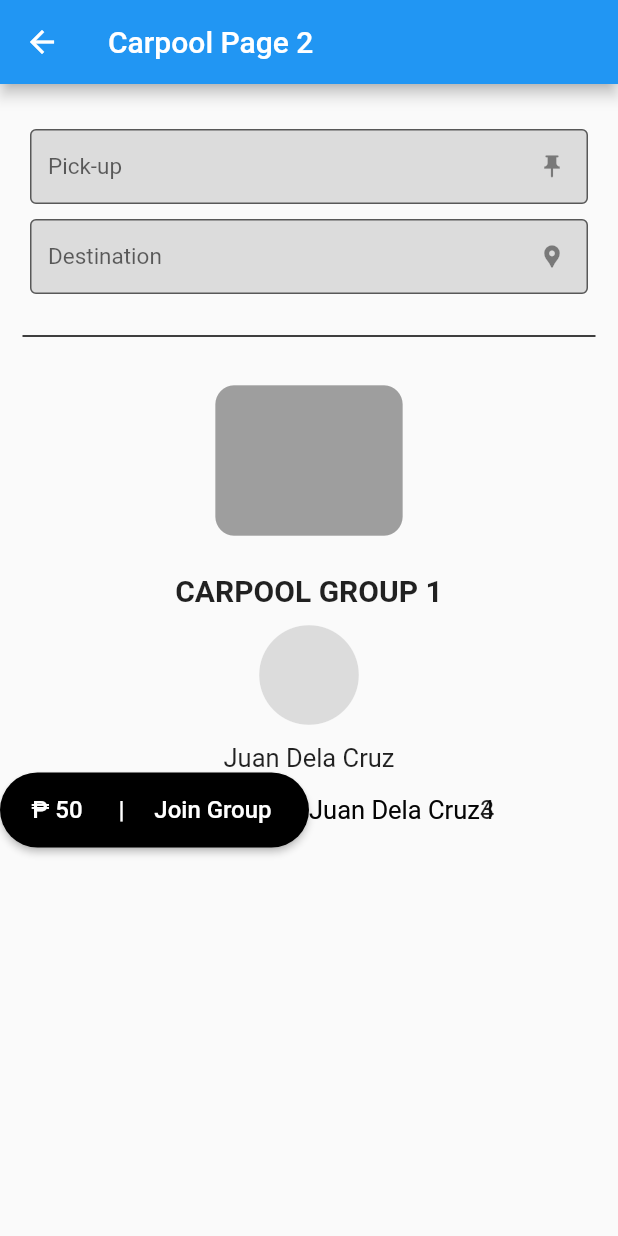
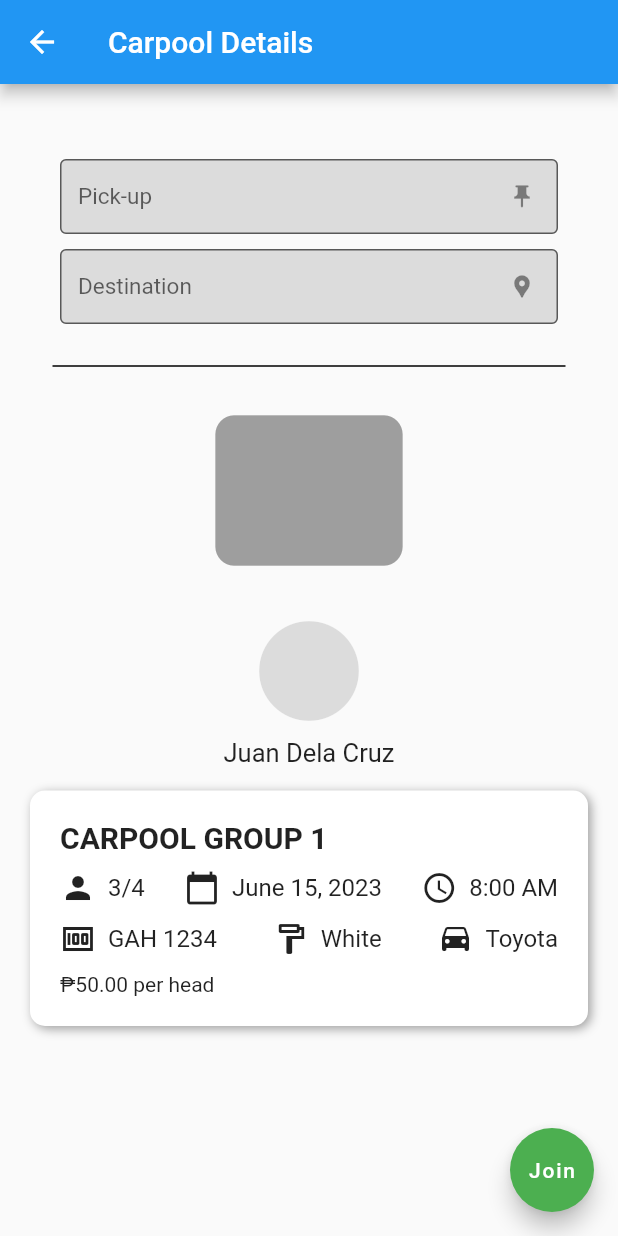
Before and after one commit to RiftNT/sakyahe, a Flutter app: the CarpoolScreen2 screen opened directly, on a phone screen of 412 x 824 dp. Run offline on Flutter 3.47's test engine with Material 2 defaults, Android fonts, the phone set to English and light mode, and no system bars; our stand-ins replace cloud_firestore, country_picker, firebase_auth, firebase_core, pinput; accounts and stored records are empty.

Commit message:
added: customIconText, refactored: customButton, carpoolpage2

```diff
--- a/lib/screens/carpool_screen_2.dart
+++ b/lib/screens/carpool_screen_2.dart
@@ -1,5 +1,7 @@
 import 'package:flutter/material.dart';
 import 'package:sakyahe/widgets/custom_button.dart';
+
+import '../widgets/custom_icontext.dart';
 
 class CarpoolScreen2 extends StatefulWidget {
   const CarpoolScreen2({super.key});
@@ -9,6 +11,29 @@ class CarpoolScreen2 extends StatefulWidget {
 }
 
 class _CarpoolScreen2State extends State<CarpoolScreen2> {
+  bool isJoined = false;
+
+  void _toggleJoinGroup() {
+    setState(() {
+      isJoined = !isJoined;
+    });
+  }
+
+  Widget _buildChatButton() {
+    if (isJoined) {
+      return CustomButton(
+        text: 'Chat',
+        bgColor: Colors.blue,
+        onPressed: () {
+          // chat page
+        },
+        textColor: Colors.white,
+      );
+    } else {
+      return Container();
+    }
+  }
+
   @override
   Widget build(BuildContext context) {
     Widget PinLocation = Column(
@@ -63,13 +88,6 @@ class _CarpoolScreen2State extends State<CarpoolScreen2> {
           size: 150,
           color: Colors.grey,
         ),
-        Text(
-          'CARPOOL GROUP 1',
-          style: TextStyle(
-            fontSize: 20,
-            fontWeight: FontWeight.bold,
-          ),
-        ),
         SizedBox(height: 5),
         Icon(
           //dako mukuha ug spacing, di mapadako ang width
@@ -88,63 +106,91 @@ class _CarpoolScreen2State extends State<CarpoolScreen2> {
       ],
     );
 
-    Widget GroupDetails = Column(
-      //kani idk na
-      children: [
-        Container(
-          child: Row(
-            children: [
-              Expanded(
-                child: SizedBox(
-                  height: 50,
-                  child: CustomButton(
-                    onPressed: () {
-                      Navigator.pushNamed(context, '');
-                    },
-                    text: "₱ 50      |     Join Group ",
-                  ),
-                ),
-              ),
-              Expanded(
-                child: Stack(
-                  alignment: Alignment.centerLeft,
-                  children: const [
-                    Text(
-                      'Juan Dela Cruz3',
-                      style: TextStyle(
-                        fontSize: 17,
-                        // fontWeight: FontWeight.bold,
-                      ),
-                    ),
-                    Text(
-                      'Juan Dela Cruz4',
-                      style: TextStyle(
-                        fontSize: 17,
-                        // fontWeight: FontWeight.bold,
-                      ),
+    Widget groupDetails = Container(
+      margin: const EdgeInsets.only(top: 15),
+      padding: const EdgeInsets.all(20),
+      decoration: BoxDecoration(
+        color: Colors.white,
+        borderRadius: BorderRadius.circular(10),
+        boxShadow: const [
+          BoxShadow(
+            color: Colors.grey,
+            blurRadius: 5,
+            offset: Offset(2, 2),
           ),
         ],
       ),
+      child: Center(
+        child: Column(
+          crossAxisAlignment: CrossAxisAlignment.start,
+          children: [
+            Row(
+              mainAxisAlignment: MainAxisAlignment.spaceBetween,
+              children: [
+                const Text(
+                  'CARPOOL GROUP 1',
+                  style: TextStyle(
+                    fontSize: 20,
+                    fontWeight: FontWeight.bold,
+                  ),
+                ),
+                _buildChatButton(),
+              ]
+            ),
+
+            const SizedBox(height: 10),
+            Row(
+              mainAxisAlignment: MainAxisAlignment.spaceBetween,
+              children: [
+                CustomIconText(
+                  icon: Icons.person,
+                  text: '3/4',
+                ),
+                CustomIconText(
+                  icon: Icons.calendar_today,
+                  text: 'June 15, 2023',
+                ),
+                CustomIconText(
+                  icon: Icons.access_time,
+                  text: '8:00 AM',
                 ),
               ],
             ),
+            const SizedBox(height: 10),
+            Row(
+              mainAxisAlignment: MainAxisAlignment.spaceBetween,
+              children: [
+                CustomIconText(
+                  icon: Icons.money,
+                  text: 'GAH 1234'
                 ),
+                CustomIconText(icon: Icons.format_paint_outlined, text: 'White'),
+                CustomIconText(icon: Icons.drive_eta, text: 'Toyota'),
               ],
-    );
-
-    return Scaffold(
-      appBar: AppBar(
-        title: const Text('Carpool Page 2'),
             ),
-      body: SingleChildScrollView(
-        child: Column(
-          children: [
-            PinLocation,
-            MapImageAndGroupName,
-            GroupDetails,
+            const SizedBox(height: 10),
+            const Text('₱50.00 per head')
           ],
         ),
       ),
     );
+    return Scaffold(
+      appBar: AppBar(
+        title: const Text('Carpool Details'),
+      ),
+      body: ListView(
+        padding: const EdgeInsets.all(20),
+        children: [
+          PinLocation,
+          MapImageAndGroupName,
+          groupDetails,
+        ],
+      ),
+      floatingActionButton: FloatingActionButton(
+        onPressed: _toggleJoinGroup,
+        backgroundColor: isJoined ? Colors.red : Colors.green,
+        child: isJoined ? const Text('Leave') : const Text('Join'),
+      ),
+    );
   }
 }
--- a/lib/screens/home_screen.dart
+++ b/lib/screens/home_screen.dart
@@ -1,7 +1,6 @@
 import 'package:cloud_firestore/cloud_firestore.dart';
 import 'package:firebase_auth/firebase_auth.dart';
 import 'package:flutter/material.dart';
-import 'package:sakyahe/screens/nav.dart';
 import 'package:sakyahe/screens/welcome_screen.dart';
 
 import '../widgets/custom_button.dart';
@@ -58,6 +57,8 @@ class _HomeScreenState extends State<HomeScreen> {
                   height: 50,
                   child: CustomButton(
                     text: "Logout",
+                    bgColor: Colors.blue,
+                    textColor: Colors.white,
                     onPressed: () async {
                       await FirebaseAuth.instance.signOut();
                       Navigator.pushAndRemoveUntil(
--- a/lib/screens/login_screen.dart
+++ b/lib/screens/login_screen.dart
@@ -156,6 +156,8 @@ class _LoginScreenState extends State<LoginScreen> {
                   height: 50,
                   child: CustomButton(
                     text: "Next",
+                    bgColor: Colors.blue,
+                    textColor: Colors.white,
                     onPressed: () async {
                       if (_formKey.currentState!.validate()) {
                         try {
--- a/lib/screens/otp_screen.dart
+++ b/lib/screens/otp_screen.dart
@@ -85,6 +85,8 @@ class _OtpScreenState extends State<OtpScreen> {
                   height: 50,
                   child: CustomButton(
                     text: "Verify",
+                    bgColor: Colors.blue,
+                    textColor: Colors.white,
                     onPressed: () async {
                       try {
                         PhoneAuthCredential credential = PhoneAuthProvider.credential(verificationId: widget.verify, smsCode: otpCode);
--- a/lib/screens/register_screen.dart
+++ b/lib/screens/register_screen.dart
@@ -155,7 +155,10 @@ class _RegisterScreenState extends State<RegisterScreen> {
                 SizedBox(
                   width: double.infinity,
                   height: 50,
-                  child: CustomButton(text: "Next",
+                  child: CustomButton(
+                    text: "Next",
+                    bgColor: Colors.blue,
+                    textColor: Colors.white,
                     onPressed: () async {
                       if (_formKey.currentState!.validate()) {
                         try {
--- a/lib/screens/user_info_screen.dart
+++ b/lib/screens/user_info_screen.dart
@@ -61,6 +61,8 @@ class _UserInfoScreenState extends State<UserInfoScreen> {
                   height: 50,
                   child: CustomButton(
                     text: "Submit",
+                    bgColor: Colors.blue,
+                    textColor: Colors.white,
                     onPressed: () async {
                       if (_formKey.currentState!.validate()) {
                         final user = _auth.currentUser;
@@ -71,7 +73,11 @@ class _UserInfoScreenState extends State<UserInfoScreen> {
                           await _firestore
                               .collection('users')
                               .doc(uid)
-                              .set({'name': name, 'phoneNumber': phoneNumber});
+                              .set({
+                                'name': name,
+                                'phoneNumber': phoneNumber,
+                                'type': 'student'
+                              });
                           Navigator.push(
                             context,
                             MaterialPageRoute(
--- a/lib/screens/welcome_screen.dart
+++ b/lib/screens/welcome_screen.dart
@@ -49,6 +49,8 @@ class _WelcomeScreenState extends State<WelcomeScreen> {
                       child: SizedBox(
                         height: 50,
                         child: CustomButton(
+                          bgColor: Colors.blue,
+                          textColor: Colors.white,
                           onPressed: () {
                             Navigator.pushNamed(context, 'register');
                           },
@@ -65,6 +67,8 @@ class _WelcomeScreenState extends State<WelcomeScreen> {
                             Navigator.pushNamed(context, 'login');
                           },
                           text: "Login",
+                          bgColor: Colors.blue,
+                          textColor: Colors.white,
                         ),
                       ),
                     ),
--- a/lib/widgets/custom_button.dart
+++ b/lib/widgets/custom_button.dart
@@ -1,19 +1,28 @@
-// import 'package:flutter/src/widgets/framework.dart';
-// import 'package:flutter/src/widgets/placeholder.dart';
+import 'dart:ui';
+
 import 'package:flutter/material.dart';
 
 class CustomButton extends StatelessWidget {
   final String text;
   final VoidCallback onPressed;
-  const CustomButton({super.key, required this.text, required this.onPressed});
+  final Color bgColor;
+  final Color textColor;
+
+  const CustomButton({
+    Key? key,
+    required this.text,
+    required this.onPressed,
+    required this.bgColor,
+    required this.textColor,
+  }) : super(key: key);
 
   @override
   Widget build(BuildContext context) {
     return ElevatedButton(
       onPressed: onPressed,
       style: ButtonStyle(
-        foregroundColor: MaterialStateProperty.all<Color>(Colors.white),
-        backgroundColor: MaterialStateProperty.all<Color>(Colors.black),
+        foregroundColor: MaterialStateProperty.all<Color>(textColor),
+        backgroundColor: MaterialStateProperty.all<Color>(bgColor),
         shape: MaterialStateProperty.all<RoundedRectangleBorder>(
           RoundedRectangleBorder(
             borderRadius: BorderRadius.circular(25.0),
--- /dev/null
+++ b/lib/widgets/custom_icontext.dart
@@ -0,0 +1,22 @@
+import 'package:flutter/material.dart';
+
+class CustomIconText extends StatelessWidget {
+  final IconData icon;
+  final String text;
+
+  CustomIconText({required this.icon, required this.text});
+
+  @override
+  Widget build(BuildContext context) {
+    return Row(
+      children: [
+        Icon(icon),
+        SizedBox(width: 8),
+        Text(
+          text,
+          style: TextStyle(fontSize: 16),
+        ),
+      ],
+    );
+  }
+}
```
Lines whose indentation alone changed are shown as unchanged.
